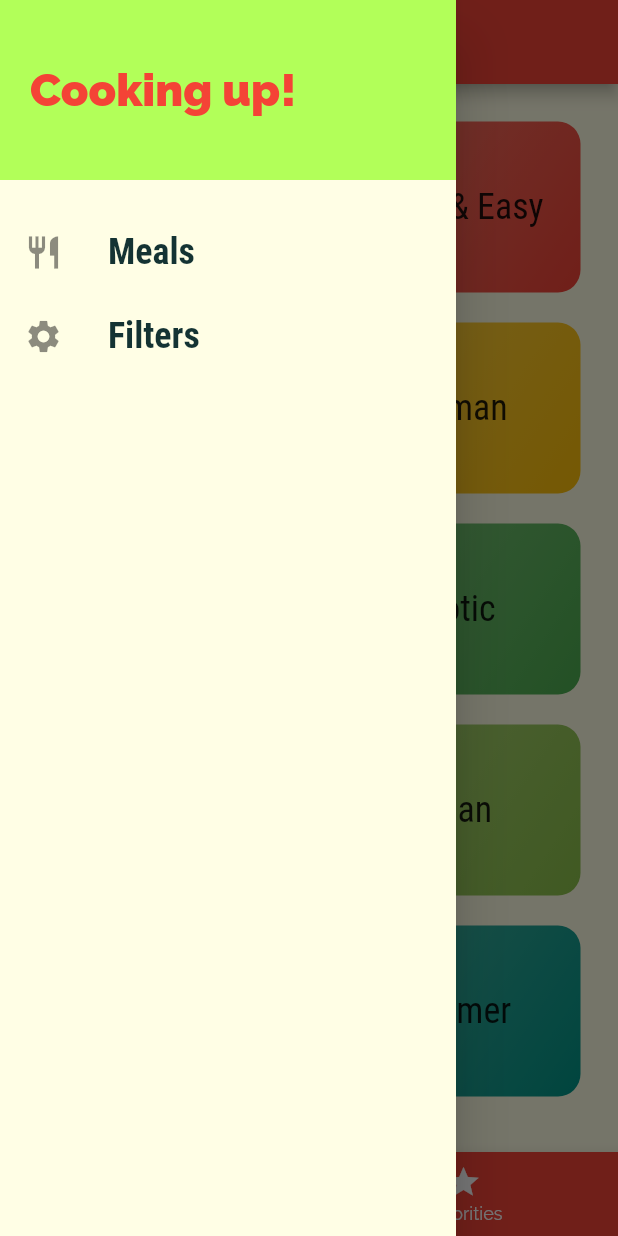
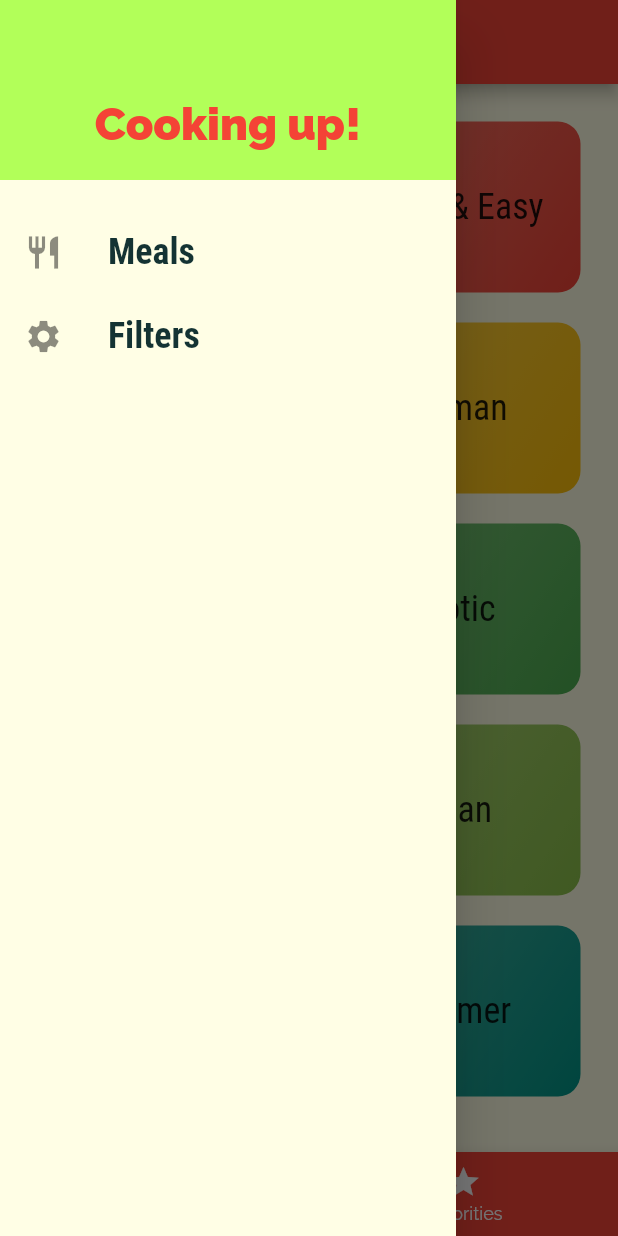
Before and after one commit to nischal08/meals_app, a Flutter app: the screen it shows after launch, with the side drawer open, on a phone screen of 412 x 824 dp. Run offline on Flutter 3.47's test engine with Material 2 defaults, Android fonts, the phone set to English and light mode, and no system bars.

Commit message:
fixed issues on text in drawer header

```diff
--- a/lib/widgets/main_drawer.dart
+++ b/lib/widgets/main_drawer.dart
@@ -33,7 +33,7 @@ class MainDrawer extends StatelessWidget {
             height: 120.0,
             width: double.infinity,
             padding: EdgeInsets.all(20),
-            alignment: Alignment.centerLeft,
+            alignment: Alignment.bottomCenter,
             color: Theme.of(context).accentColor,
             child: Text(
               'Cooking up!',
```
